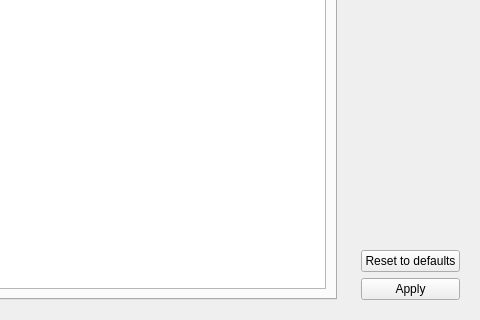
First picture: the form in ui/manualcalibration.ui, repository analogdevicesinc/scopy, before the edit; both pictures show x 199 to 679 and y 250 to 570 of the 679 by 570 pixel window.
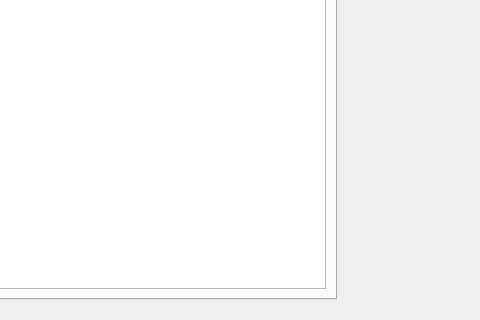
Second picture: the form after the edit. The open tabs and pages were chosen to show the change.

Patch:
```diff
--- a/ui/manualcalibration.ui
+++ b/ui/manualcalibration.ui
@@ -13,17 +13,17 @@
   <property name="windowTitle">
    <string>Form</string>
   </property>
-  <property name="styleSheet">
-   <string notr="true">QTabBar::tab { width: 200px; }</string>
-  </property>
   <layout class="QHBoxLayout" name="horizontalLayout">
    <item>
     <widget class="QWidget" name="ListWidget" native="true">
      <layout class="QHBoxLayout" name="horizontalLayout_2">
       <item>
        <widget class="QTabWidget" name="tabWidget">
+        <property name="styleSheet">
+         <string notr="true">QTabBar::tab {  width: 200px; }</string>
+        </property>
         <property name="currentIndex">
-         <number>1</number>
+         <number>0</number>
         </property>
         <widget class="QWidget" name="calibrations">
          <attribute name="title">
@@ -86,20 +86,6 @@
         </property>
        </spacer>
       </item>
-      <item>
-       <widget class="QPushButton" name="resetButton">
-        <property name="text">
-         <string>Reset to defaults</string>
-        </property>
-       </widget>
-      </item>
-      <item>
-       <widget class="QPushButton" name="applyButton">
-        <property name="text">
-         <string>Apply</string>
-        </property>
-       </widget>
-      </item>
      </layout>
     </widget>
    </item>
```
